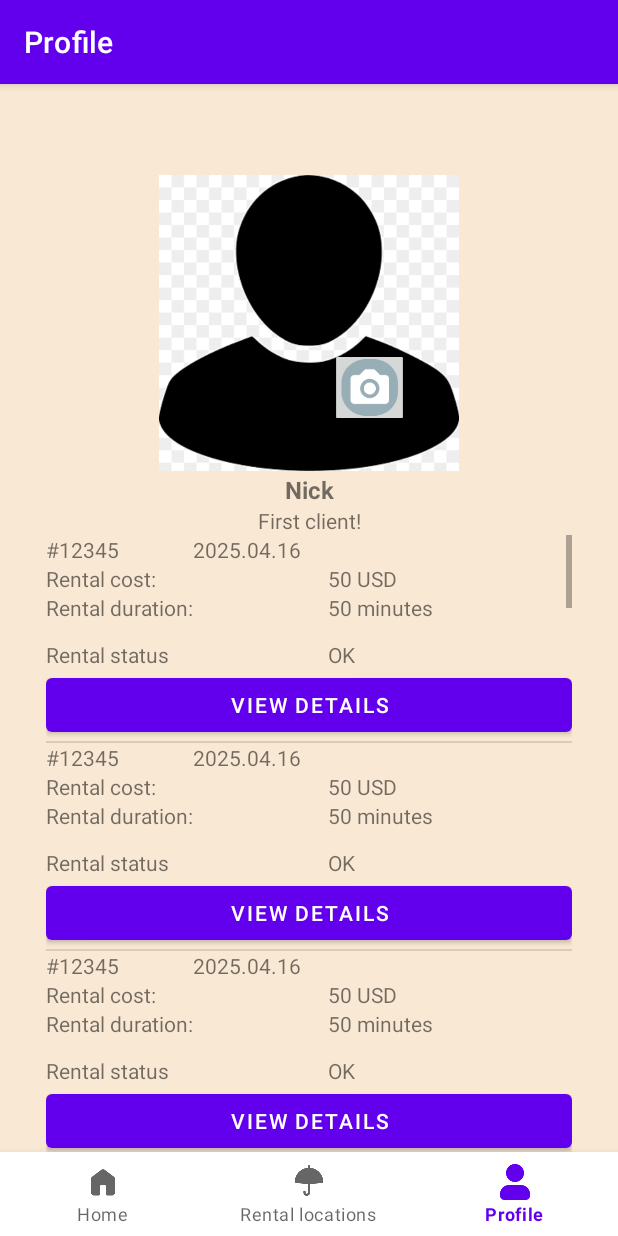
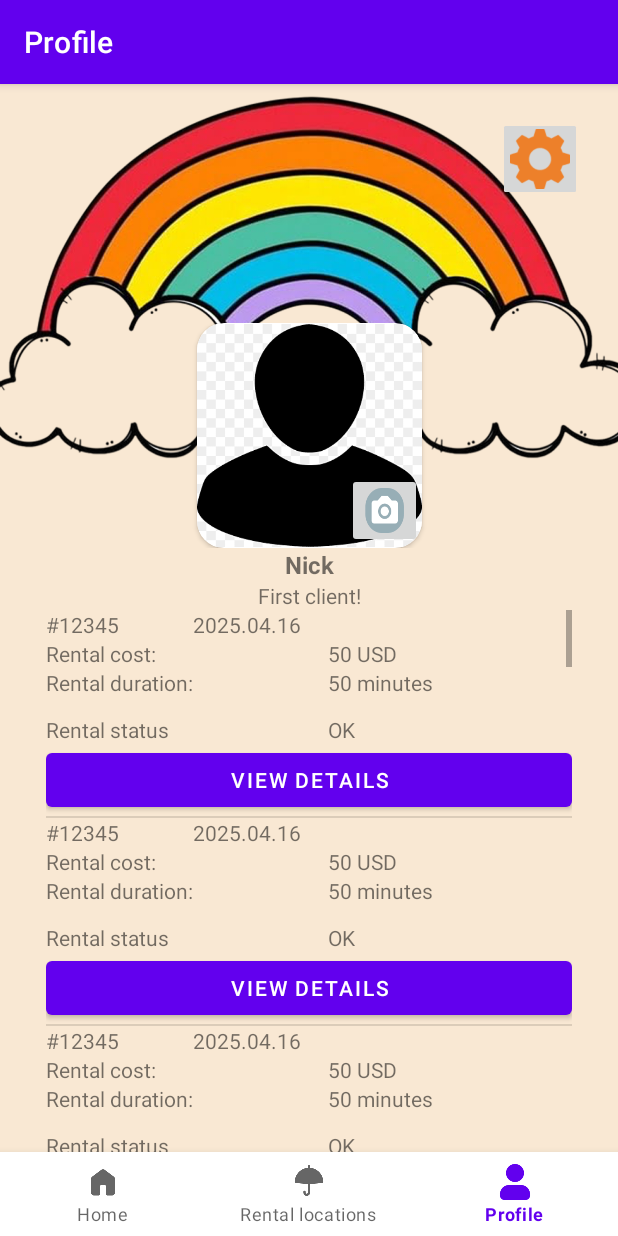
Before and after one commit to shnikita-cr/TakeAnUmbrella, an Android app: the ProfileFragment screen opened through its navigation route, on a phone screen of 412 x 824 dp. Run offline under Robolectric (Android 15) with nearby library versions, the phone set to English and light mode, and no system bars; our stand-ins replace navigation-ui.

Commit message:
update: add design elements to fragment profile xml

```diff
--- a/app/src/main/res/layout/fragment_profile.xml
+++ b/app/src/main/res/layout/fragment_profile.xml
@@ -5,6 +5,22 @@
     android:layout_width="match_parent"
     android:layout_height="match_parent"
     android:background="#F9E8D3">
+
+    <FrameLayout
+        android:layout_width="wrap_content"
+        android:layout_height="wrap_content"
+        app:layout_constraintEnd_toEndOf="parent"
+        app:layout_constraintStart_toStartOf="parent"
+        app:layout_constraintTop_toTopOf="parent">
+
+        <ImageView
+            android:id="@+id/imageView"
+            android:layout_width="450dp"
+            android:layout_height="450dp"
+            android:layout_gravity="top|center_horizontal"
+            android:scaleType="fitStart"
+            app:srcCompat="@drawable/profile_rainbow" />
+    </FrameLayout>
 
     <LinearLayout
         android:layout_width="0dp"
@@ -21,8 +37,7 @@
 
         <Space
             android:layout_width="match_parent"
-            android:layout_height="40dp" />
-
+            android:layout_height="140dp" />
 
         <LinearLayout
             android:layout_width="match_parent"
@@ -33,25 +48,37 @@
                 android:layout_width="match_parent"
                 android:layout_height="match_parent">
 
-                <ImageView
-                    android:id="@+id/clientAvatar"
-                    android:layout_width="200dp"
-                    android:layout_height="200dp"
+                <androidx.cardview.widget.CardView
+                    android:id="@+id/clientAvatarCardView"
+                    android:layout_width="150dp"
+                    android:layout_height="150dp"
+                    app:cardCornerRadius="18dp"
+                    app:layout_constraintCircleRadius="50dp"
                     app:layout_constraintEnd_toEndOf="parent"
                     app:layout_constraintHorizontal_bias="0.5"
                     app:layout_constraintStart_toStartOf="parent"
-                    app:layout_constraintTop_toTopOf="parent"
-                    app:srcCompat="@drawable/profile_pict" />
+                    app:layout_constraintTop_toTopOf="parent">
 
-                <ImageButton
-                    android:id="@+id/imageButton"
-                    android:layout_width="wrap_content"
-                    android:layout_height="wrap_content"
-                    android:scaleX="0.40"
-                    android:scaleY="0.40"
-                    app:layout_constraintBottom_toBottomOf="@id/clientAvatar"
-                    app:layout_constraintEnd_toEndOf="@id/clientAvatar"
-                    app:srcCompat="@drawable/edit_avatar" />
+                    <ImageView
+                        android:id="@+id/clientAvatar"
+                        android:layout_width="150dp"
+                        android:layout_height="150dp"
+                        app:layout_constraintCircleRadius="50dp"
+                        app:srcCompat="@drawable/profile_pict" />
+
+                    <androidx.cardview.widget.CardView
+                        android:layout_width="match_parent"
+                        android:layout_height="wrap_content" />
+
+                    <ImageButton
+                        android:id="@+id/changeAvatarButton"
+                        android:layout_width="wrap_content"
+                        android:layout_height="wrap_content"
+                        android:layout_marginStart="100dp"
+                        android:layout_marginTop="100dp"
+                        android:scaleType="fitXY"
+                        app:srcCompat="@drawable/edit_avatar" />
+                </androidx.cardview.widget.CardView>
 
             </androidx.constraintlayout.widget.ConstraintLayout>
 
@@ -93,7 +120,19 @@
         <ListView
             android:id="@+id/rental_list"
             android:layout_width="match_parent"
-            android:layout_height="match_parent" />
+            android:layout_height="match_parent">
+
+        </ListView>
     </LinearLayout>
 
+    <ImageButton
+        android:id="@+id/settingsButton"
+        android:layout_width="wrap_content"
+        android:layout_height="wrap_content"
+        android:scaleX="0.5"
+        android:scaleY="0.5"
+        app:layout_constraintEnd_toEndOf="parent"
+        app:layout_constraintTop_toTopOf="parent"
+        app:srcCompat="@drawable/settings" />
+
 </androidx.constraintlayout.widget.ConstraintLayout>
```
Also changed, not shown: app/src/main/res/drawable/profile_rainbow.png (added).
